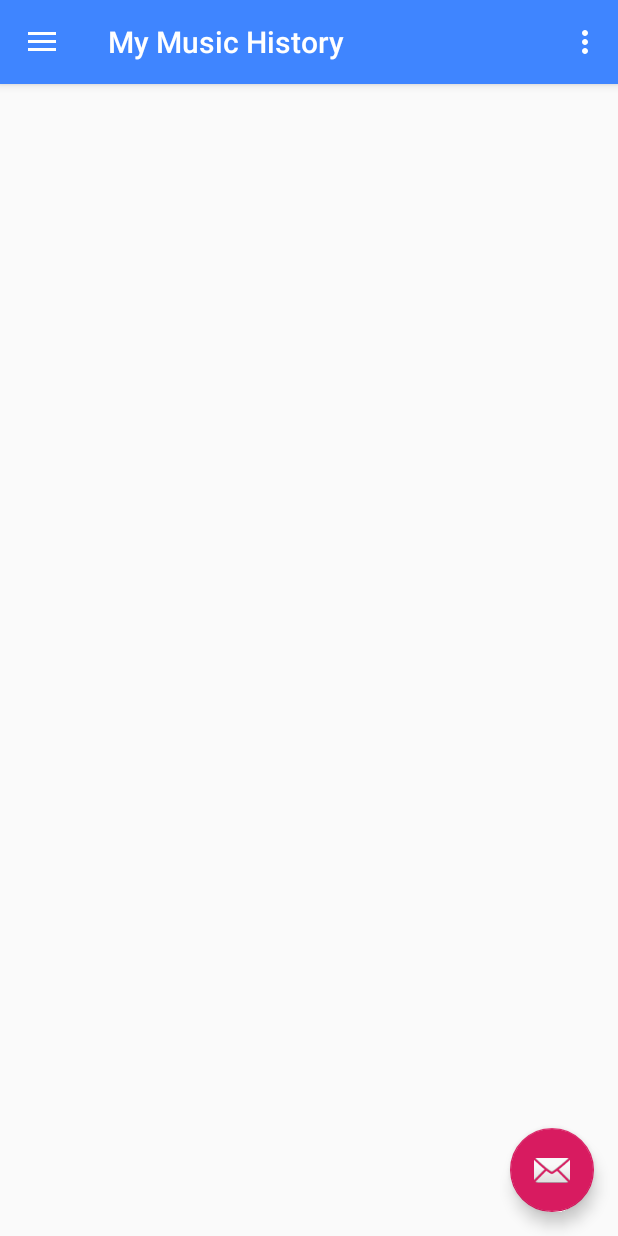
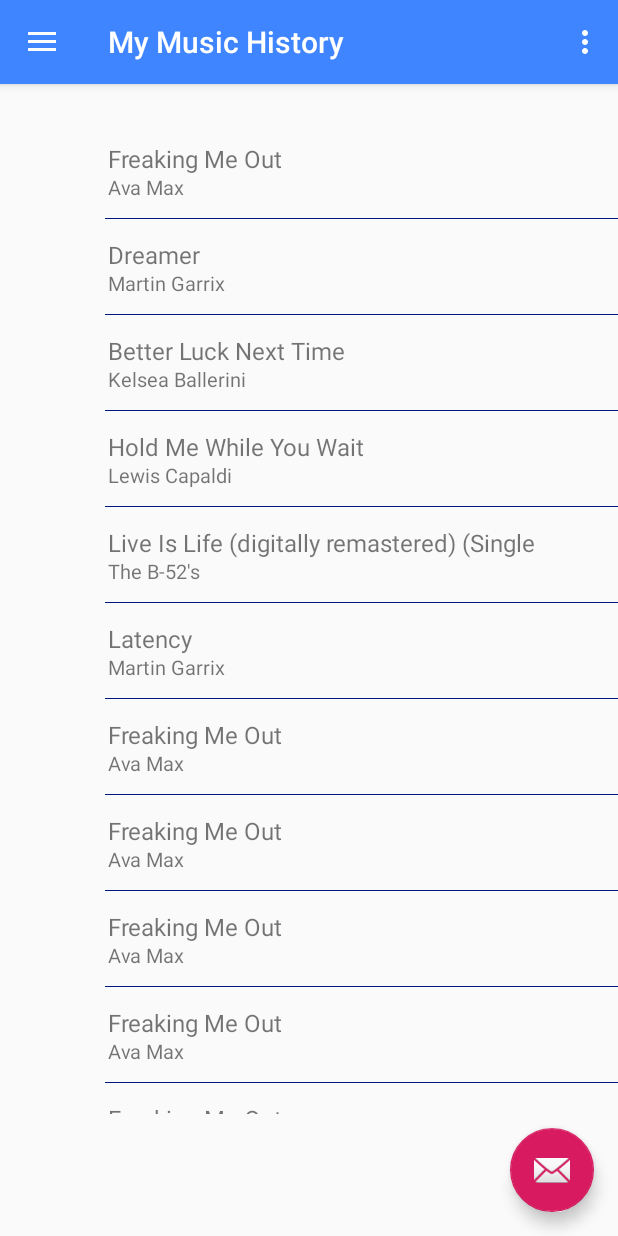
Before and after one commit to YanaKrukovska/MyMusicHistory, an Android app: the screen it shows after launch (MainActivity), on a phone screen of 412 x 824 dp. Run offline under Robolectric (Android 15) with nearby library versions, the phone set to English and light mode, and no system bars.

Commit message:
- Edited layout for one listen - Added recycle view to main content - Added fragments for top artists, songs and albums

```diff
--- a/app/build.gradle
+++ b/app/build.gradle
@@ -4,7 +4,7 @@
     compileSdkVersion 29
     buildToolsVersion "29.0.1"
     defaultConfig {
-        applicationId "com.example.mymusichistory"
+        applicationId "com.ritacle.mymusichistory"
         minSdkVersion 23
         targetSdkVersion 29
         versionCode 1
@@ -29,6 +29,6 @@
     androidTestImplementation 'androidx.test:runner:1.2.0'
     androidTestImplementation 'androidx.test.espresso:espresso-core:3.2.0'
 
-    implementation 'com.android.support:recyclerview-v7:27.1.1'
+    implementation 'androidx.recyclerview:recyclerview:1.0.0'
 
 }
--- a/app/src/main/AndroidManifest.xml
+++ b/app/src/main/AndroidManifest.xml
@@ -1,6 +1,6 @@
 <?xml version="1.0" encoding="utf-8"?>
 <manifest xmlns:android="http://schemas.android.com/apk/res/android"
-    package="com.example.mymusichistory" >
+    package="com.ritacle.mymusichistory" >
 
     <application
         android:allowBackup="true"
--- a/app/src/main/java/com/example/mymusichistory/ListensFragment.java
+++ b/app/src/main/java/com/ritacle/mymusichistory/ListensFragment.java
@@ -1,4 +1,4 @@
-package com.example.mymusichistory;
+package com.ritacle.mymusichistory;
 import android.content.Intent;
 import android.os.Bundle;
 import android.view.LayoutInflater;
@@ -10,6 +10,8 @@
 
 import androidx.annotation.Nullable;
 import androidx.fragment.app.Fragment;
+
+import com.ritacle.mymusichistory.R;
 
 public class ListensFragment extends Fragment {
 
--- a/app/src/main/java/com/example/mymusichistory/MainActivity.java
+++ b/app/src/main/java/com/ritacle/mymusichistory/MainActivity.java
@@ -1,4 +1,4 @@
-package com.example.mymusichistory;
+package com.ritacle.mymusichistory;
 
 import android.os.Bundle;
 import android.view.Menu;
@@ -12,17 +12,26 @@
 import androidx.drawerlayout.widget.DrawerLayout;
 import androidx.fragment.app.Fragment;
 import androidx.fragment.app.FragmentTransaction;
+import androidx.recyclerview.widget.LinearLayoutManager;
+import androidx.recyclerview.widget.RecyclerView;
 
 import com.google.android.material.floatingactionbutton.FloatingActionButton;
 import com.google.android.material.navigation.NavigationView;
 import com.google.android.material.snackbar.Snackbar;
+import com.ritacle.mymusichistory.adapters.ListenAdapter;
+import com.ritacle.mymusichistory.common.ui.decorators.SimpleDividerItemDecoration;
+import com.ritacle.mymusichistory.testutils.ListenStubService;
 
 public class MainActivity extends AppCompatActivity
         implements NavigationView.OnNavigationItemSelectedListener {
 
+    private ListenStubService listenService = new ListenStubService();
+
     @Override
     protected void onCreate(Bundle savedInstanceState) {
         super.onCreate(savedInstanceState);
+
+
         setContentView(R.layout.activity_main);
         Toolbar toolbar = findViewById(R.id.toolbar);
         setSupportActionBar(toolbar);
@@ -42,6 +51,11 @@
         toggle.syncState();
         navigationView.setNavigationItemSelectedListener(this);
 
+        RecyclerView rvListens = (RecyclerView) findViewById(R.id.rvListens);
+        ListenAdapter adapter = new ListenAdapter(listenService.getListens());
+        rvListens.setAdapter(adapter);
+        rvListens.addItemDecoration(new SimpleDividerItemDecoration(this));
+        rvListens.setLayoutManager(new LinearLayoutManager(this));
 
 
 
@@ -82,7 +96,6 @@
     @SuppressWarnings("StatementWithEmptyBody")
     @Override
     public boolean onNavigationItemSelected(MenuItem item) {
-        // Handle navigation view item clicks here.
         int id = item.getItemId();
 
         Fragment fragment = null;
--- a/app/src/main/java/com/example/mymusichistory/TopArtistsFragment.java
+++ b/app/src/main/java/com/ritacle/mymusichistory/TopArtistsFragment.java
@@ -1,4 +1,4 @@
-package com.example.mymusichistory;
+package com.ritacle.mymusichistory;
 
 import android.os.Bundle;
 import android.view.LayoutInflater;
@@ -8,8 +8,10 @@
 import androidx.annotation.Nullable;
 import androidx.fragment.app.Fragment;
 
+import com.ritacle.mymusichistory.R;
 
-    public class TopArtistsFragment extends Fragment {
+
+public class TopArtistsFragment extends Fragment {
         @Override
         public void onViewCreated(View view, Bundle savedInstanceState) {
             super.onViewCreated(view, savedInstanceState);
--- /dev/null
+++ b/app/src/main/java/com/ritacle/mymusichistory/adapters/ListenAdapter.java
@@ -0,0 +1,68 @@
+package com.ritacle.mymusichistory.adapters;
+
+import android.content.Context;
+import android.view.LayoutInflater;
+import android.view.View;
+import android.view.ViewGroup;
+import android.widget.TextView;
+
+import androidx.annotation.NonNull;
+import androidx.recyclerview.widget.RecyclerView;
+
+import com.ritacle.mymusichistory.R;
+import com.ritacle.mymusichistory.model.Listen;
+
+import java.util.List;
+
+public class ListenAdapter extends RecyclerView.Adapter<ListenAdapter.ViewHolder> {
+
+
+    private List<Listen> listens;
+
+    public ListenAdapter(List<Listen> listens) {
+        this.listens = listens;
+    }
+
+    @NonNull
+    @Override
+    public ViewHolder onCreateViewHolder(@NonNull ViewGroup parent, int viewType) {
+        Context context = parent.getContext();
+        LayoutInflater inflater = LayoutInflater.from(context);
+
+        View listenView = inflater.inflate(R.layout.listen_item, parent, false);
+
+        return new ViewHolder(listenView);
+    }
+
+    @Override
+    public void onBindViewHolder(@NonNull ListenAdapter.ViewHolder holder, int position) {
+        Listen listen = listens.get(position);
+
+        holder.artistTextView.setText(listen.getArtist());
+        holder.songTextView.setText(listen.getTitle());
+    }
+
+    @Override
+    public int getItemCount() {
+        return listens.size();
+    }
+
+    public class ViewHolder extends RecyclerView.ViewHolder {
+
+        public TextView artistTextView;
+        public TextView songTextView;
+
+        // We also create a constructor that accepts the entire item row
+        // and does the view lookups to find each subview
+        public ViewHolder(View itemView) {
+            // Stores the itemView in a public final member variable that can be used
+            // to access the context from any ViewHolder instance.
+            super(itemView);
+
+            artistTextView = (TextView) itemView.findViewById(R.id.artistName);
+            songTextView = (TextView) itemView.findViewById(R.id.songTitle);
+        }
+    }
+
+
+}
--- /dev/null
+++ b/app/src/main/java/com/ritacle/mymusichistory/common/ui/decorators/SimpleDividerItemDecoration.java
@@ -0,0 +1,50 @@
+package com.ritacle.mymusichistory.common.ui.decorators;
+
+import android.content.Context;
+import android.content.res.Resources;
+import android.graphics.Canvas;
+import android.graphics.drawable.Drawable;
+import android.util.TypedValue;
+import android.view.View;
+
+import androidx.core.content.ContextCompat;
+import androidx.recyclerview.widget.RecyclerView;
+
+import com.ritacle.mymusichistory.R;
+
+public class SimpleDividerItemDecoration extends RecyclerView.ItemDecoration {
+    private Drawable mDivider;
+    private Context context;
+
+    public SimpleDividerItemDecoration(Context context) {
+        mDivider = ContextCompat.getDrawable(context, R.drawable.line_divider);
+        this.context = context;
+    }
+
+    @Override
+    public void onDrawOver(Canvas  c, RecyclerView parent, RecyclerView.State state) {
+
+        int left = dpToPx(70, context);
+        int right = parent.getWidth() - parent.getPaddingRight();
+
+
+        int childCount = parent.getChildCount();
+        for (int i = 0; i < childCount; i++) {
+            View child = parent.getChildAt(i);
+
+            RecyclerView.LayoutParams params = (RecyclerView.LayoutParams) child.getLayoutParams();
+
+            int top = child.getBottom() + params.bottomMargin;
+            int bottom = top + mDivider.getIntrinsicHeight();
+
+            mDivider.setBounds(left, top, right, bottom);
+            mDivider.draw(c);
+        }
+    }
+
+
+    private static int dpToPx(float dp, Context context) {
+        return (int) TypedValue.applyDimension(TypedValue.COMPLEX_UNIT_DIP, dp, context.getResources().getDisplayMetrics());
+    }
+
+}
--- /dev/null
+++ b/app/src/main/java/com/ritacle/mymusichistory/model/Listen.java
@@ -0,0 +1,68 @@
+package com.ritacle.mymusichistory.model;
+
+import java.util.Date;
+
+
+public class Listen {
+
+
+    private String title;
+
+    private String artist;
+
+    private String album;
+
+
+    private Date date;
+
+
+    public Listen() {
+    }
+
+    public Listen(String title, String artist, String album,  Date date) {
+        this.title = title;
+        this.artist = artist;
+        this.album = album;
+        this.date = date;
+    }
+
+    public String getTitle() {
+        return title;
+    }
+
+    public void setTitle(String title) {
+        this.title = title;
+    }
+
+    public String getArtist() {
+        return artist;
+    }
+
+    public void setArtist(String artist) {
+        this.artist = artist;
+    }
+
+    public String getAlbum() {
+        return album;
+    }
+
+    public void setAlbum(String album) {
+        this.album = album;
+    }
+
+
+
+
+    public Date getDate() {
+        return date;
+    }
+
+    public void setDate(Date date) {
+        this.date = date;
+    }
+
+    @Override
+    public String toString() {
+        return String.format("Song statistic: title = %s, artist = %s, album = %s,  ", title, artist, album);
+    }
+}
--- /dev/null
+++ b/app/src/main/java/com/ritacle/mymusichistory/testutils/ListenStubService.java
@@ -0,0 +1,26 @@
+package com.ritacle.mymusichistory.testutils;
+
+import com.ritacle.mymusichistory.model.Listen;
+
+import java.util.LinkedList;
+import java.util.List;
+
+public class ListenStubService {
+
+    public List<Listen> getListens() {
+        List<Listen> listens = new LinkedList<>();
+        listens.add(new Listen("Freaking Me Out", "Ava Max", "Freaking Me Out", null));
+        listens.add(new Listen("Dreamer", "Martin Garrix", "Dreamer", null));
+        listens.add(new Listen("Better Luck Next Time", "Kelsea Ballerini", "Better Luck Next Time", null));
+        listens.add(new Listen("Hold Me While You Wait", "Lewis Capaldi", "Divinely Uninspired To A Hellish Extent", null));
+        listens.add(new Listen("Live Is Life (digitally remastered) (Single Version)", "The B-52's", "Songs to Sing in the Shower", null));
+        listens.add(new Listen("Latency", "Martin Garrix", "BYLAW EP", null));
+        listens.add(new Listen("Freaking Me Out", "Ava Max", "Freaking Me Out", null));
+        listens.add(new Listen("Freaking Me Out", "Ava Max", "Freaking Me Out", null));
+        listens.add(new Listen("Freaking Me Out", "Ava Max", "Freaking Me Out", null));
+        listens.add(new Listen("Freaking Me Out", "Ava Max", "Freaking Me Out", null));
+        listens.add(new Listen("Freaking Me Out", "Ava Max", "Freaking Me Out", null));
+        listens.add(new Listen("Freaking Me Out", "Ava Max", "Freaking Me Out", null));
+        return listens;
+    }
+}
--- /dev/null
+++ b/app/src/main/res/drawable/line_divider.xml
@@ -0,0 +1,11 @@
+<?xml version="1.0" encoding="utf-8"?>
+<shape xmlns:android="http://schemas.android.com/apk/res/android"
+    android:shape="rectangle">
+
+    <size
+        android:width="10dp"
+        android:height="0.5dp" />
+
+    <solid android:color="@color/colorPrimaryDark" />
+
+</shape>
--- /dev/null
+++ b/app/src/main/res/layout/listen_item.xml
@@ -0,0 +1,50 @@
+<RelativeLayout xmlns:android="http://schemas.android.com/apk/res/android"
+    android:layout_width="fill_parent"
+    android:layout_height="?android:attr/listPreferredItemHeight"
+    android:padding="6dip" >
+
+    <ImageView
+        android:id="@+id/icon"
+        android:layout_width="40dp"
+        android:layout_height="40dp"
+        android:layout_alignParentTop="true"
+        android:layout_alignParentBottom="true"
+        android:layout_marginStart="10dp"
+        android:layout_marginTop="7dp"
+        android:layout_marginEnd="6dip"
+        android:layout_marginBottom="7dp"
+        android:contentDescription="@string/album_cover" />
+
+    <TextView
+        android:id="@+id/artistName"
+        android:layout_width="wrap_content"
+        android:layout_height="25dp"
+
+        android:layout_alignParentTop="true"
+        android:layout_alignParentEnd="true"
+        android:layout_alignParentBottom="true"
+        android:layout_marginStart="10dp"
+        android:layout_marginTop="28dp"
+        android:layout_marginBottom="6dp"
+        android:layout_marginEnd="100dp"
+        android:layout_toEndOf="@id/icon"
+        android:text="@string/artist_name"
+        android:textSize="13sp" />
+
+    <TextView
+        android:id="@+id/songTitle"
+        android:layout_width="330dp"
+        android:layout_height="wrap_content"
+        android:layout_alignParentTop="true"
+        android:layout_alignParentEnd="true"
+        android:layout_alignWithParentIfMissing="true"
+        android:layout_marginStart="10dp"
+        android:layout_marginTop="7dp"
+        android:layout_marginBottom="10dp"
+
+        android:layout_toEndOf="@id/icon"
+        android:maxLines="1"
+        android:text="@string/song_title"
+        android:textSize="16sp" />
+
+</RelativeLayout>
--- a/app/src/main/res/layout/listens_main.xml
+++ b/app/src/main/res/layout/listens_main.xml
@@ -1,18 +1,18 @@
 <?xml version="1.0" encoding="utf-8"?>
-<RelativeLayout
-    xmlns:android="http://schemas.android.com/apk/res/android"
+<androidx.constraintlayout.widget.ConstraintLayout xmlns:android="http://schemas.android.com/apk/res/android"
+    xmlns:app="http://schemas.android.com/apk/res-auto"
+    xmlns:tools="http://schemas.android.com/tools"
     android:layout_width="match_parent"
     android:layout_height="match_parent">
 
     <androidx.recyclerview.widget.RecyclerView
-        android:id="@+id/rvAnimals"
-        android:layout_width="match_parent"
-        android:layout_height="match_parent" />
+        android:id="@+id/rvListens"
+        android:layout_width="412dp"
+        android:layout_height="661dp"
+        app:layout_constraintBottom_toBottomOf="parent"
+        app:layout_constraintEnd_toEndOf="parent"
+        app:layout_constraintStart_toStartOf="parent"
+        app:layout_constraintTop_toTopOf="parent"
+        />
 
-    <FrameLayout
-        android:layout_width="match_parent"
-        android:layout_height="676dp">
-        android:layout_alignBottom="50dp" />
-    </FrameLayout>
-
-</RelativeLayout>
+</androidx.constraintlayout.widget.ConstraintLayout>
--- a/app/src/main/res/values/strings.xml
+++ b/app/src/main/res/values/strings.xml
@@ -11,5 +11,8 @@
     <string name="menu_top_albums">Top Albums</string>
     <string name="menu_top_songs">Top Songs</string>
     <string name="menu_listens">Listens</string>
+    <string name="artist_name">artist name</string>
+    <string name="song_title">song title</string>
+    <string name="album_cover">album cover</string>
 
 </resources>
```
Also changed, not shown: app/src/main/java/com/ritacle/mymusichistory/TopAlbumsFragment.java (renamed from app/src/main/java/com/example/mymusichistory/TopSongsFragment.java, +5 -3 lines), app/src/main/java/com/ritacle/mymusichistory/TopSongsFragment.java (renamed from app/src/main/java/com/example/mymusichistory/TopAlbumsFragment.java, +5 -3 lines), app/src/main/java/com/ritacle/mymusichistory/model/SongStats.java (added, +97 -0 lines), app/src/main/res/layout/list_item.xml (deleted, +0 -38 lines), 4 other files.
